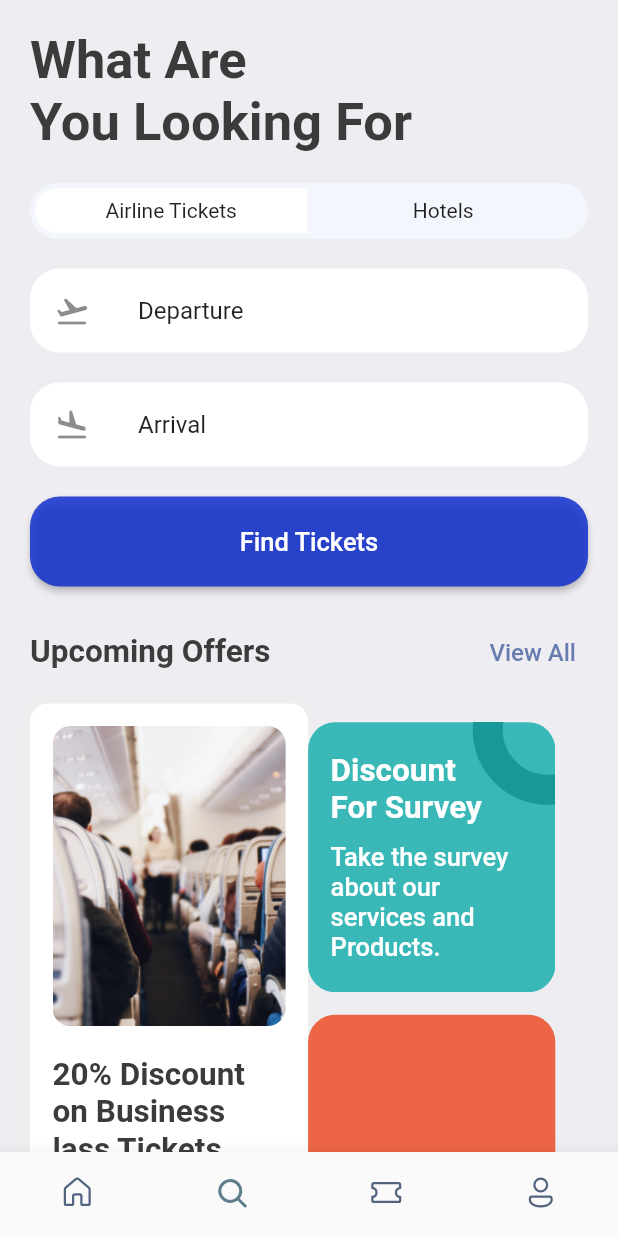
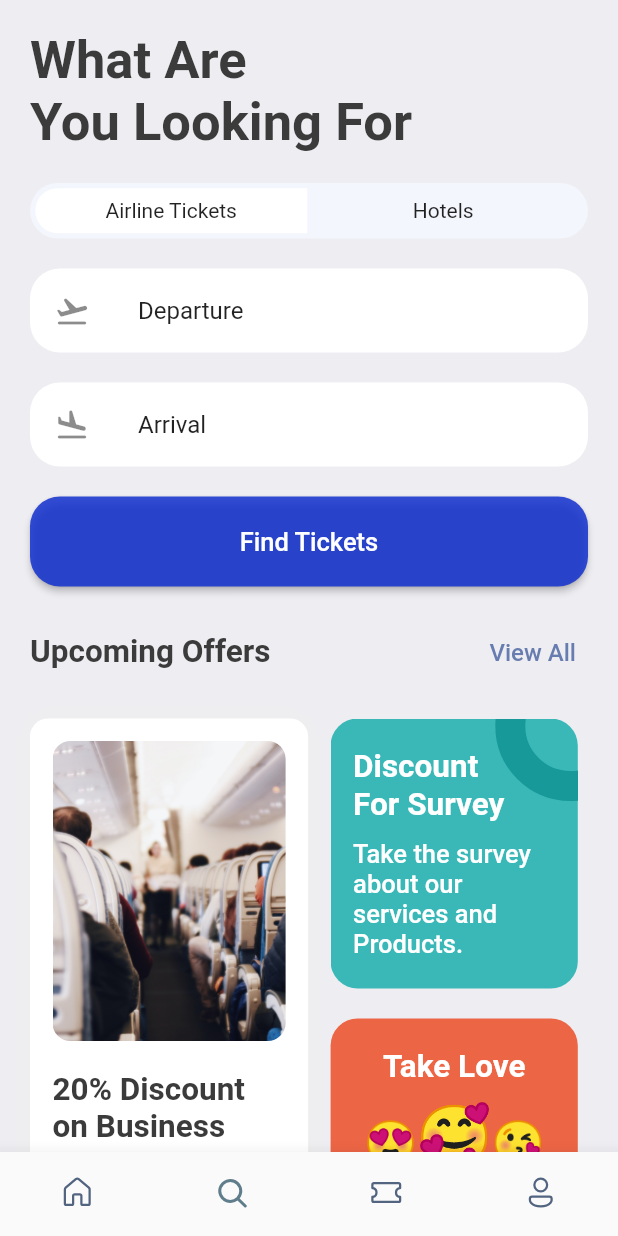
Before and after one commit to Fluttery-Dev/Ticket_App, a Flutter app: the screen it shows after launch, item 2 of the bottom bar chosen, on a phone screen of 412 x 824 dp. Run offline on Flutter 3.47's test engine with Material 2 defaults, Android fonts, the phone set to English and light mode, and no system bars; our stand-ins replace fluentui_icons, gap, get.

Commit message:
Airplane widget dynamicall done

```diff
--- a/lib/Screens/bottom_bar.dart
+++ b/lib/Screens/bottom_bar.dart
@@ -2,6 +2,7 @@ import 'package:fluentui_icons/fluentui_icons.dart';
 import 'package:flutter/material.dart';
 import 'package:ticket_booking/Screens/home_screen.dart';
 import 'package:ticket_booking/Screens/search_screen.dart';
+import 'package:ticket_booking/Screens/ticket_screen.dart';
 
 class BottomBar extends StatefulWidget {
   const BottomBar({super.key});
@@ -15,7 +16,7 @@ class _BottomBarState extends State<BottomBar> {
   final List<Widget> _widgetOptions = <Widget>[
     const HomeScreen(),
     const SearchScreen(),
-    const Text("Ticket"),
+    const TicketScreen(),
     const Text("Profile"),
   ];
 
--- a/lib/Screens/search_screen.dart
+++ b/lib/Screens/search_screen.dart
@@ -1,8 +1,8 @@
-import 'package:fluentui_icons/fluentui_icons.dart';
 import 'package:flutter/material.dart';
 import 'package:gap/gap.dart';
 import 'package:ticket_booking/util/app_layout.dart';
 import 'package:ticket_booking/util/app_styles.dart';
+import '../widgets/tab_button.dart';
 
 class SearchScreen extends StatelessWidget {
   const SearchScreen({super.key});
@@ -22,53 +22,7 @@ class SearchScreen extends StatelessWidget {
             style: Styles.headLineStyle1.copyWith(fontSize: 35),
           ),
           Gap(AppLayout.getHeight(20)),
-          Container(
-            padding: const EdgeInsets.all(3.5),
-            decoration: BoxDecoration(
-                borderRadius: BorderRadius.circular(
-                  AppLayout.getHeight(20),
-                ),
-                color: const Color(0xFFF4F6FD)),
-            child: Row(
-              children: [
-                /*
-                container for airline tickets
-                */
-                Container(
-                  padding:
-                      EdgeInsets.symmetric(vertical: AppLayout.getHeight(7)),
-                  width: size.width * 0.44,
-                  decoration: BoxDecoration(
-                    color: Colors.white,
-                    borderRadius: BorderRadius.horizontal(
-                      left: Radius.circular(
-                        AppLayout.getWidth(50),
-                      ),
-                    ),
-                  ),
-                  child: const Center(child: Text("Airline Tickets")),
-                ),
-
-                /*
-                container for HOTEL tickets
-                */
-                Container(
-                  padding:
-                      EdgeInsets.symmetric(vertical: AppLayout.getHeight(7)),
-                  width: size.width * 0.44,
-                  decoration: BoxDecoration(
-                    color: Colors.transparent,
-                    borderRadius: BorderRadius.horizontal(
-                      right: Radius.circular(
-                        AppLayout.getWidth(50),
-                      ),
-                    ),
-                  ),
-                  child: const Center(child: Text("Hotels")),
-                ),
-              ],
-            ),
-          ),
+          const TabButton(text1: 'Airline Tickets', text2: 'Hotels'),
           /*
           Departure and Arrival button
           */
@@ -139,10 +93,11 @@ class SearchScreen extends StatelessWidget {
             AppLayout.getHeight(10),
           ),
           Container(
+            height: AppLayout.getHeight(400),
             child: Row(
               children: [
                 Container(
-                  height: AppLayout.getHeight(400),
+                  height: AppLayout.getHeight(380),
                   width: AppLayout.getScreenWidth() * 0.45,
                   padding: const EdgeInsets.all(15),
                   decoration: BoxDecoration(
@@ -174,7 +129,9 @@ class SearchScreen extends StatelessWidget {
                     ],
                   ),
                 ),
+                Gap(AppLayout.getHeight(15)),
                 Column(
+                  mainAxisAlignment: MainAxisAlignment.spaceAround,
                   children: [
                     Stack(
                       children: [
@@ -227,7 +184,7 @@ class SearchScreen extends StatelessWidget {
                         ),
                       ],
                     ),
-                    Gap(AppLayout.getHeight(15)),
+                    //Gap(AppLayout.getHeight(15)),
                     Container(
                       width: AppLayout.getScreenWidth() * 0.4,
                       height: AppLayout.getHeight(180),
@@ -242,8 +199,38 @@ class SearchScreen extends StatelessWidget {
                         ),
                       ),
                       child: Column(
-                        crossAxisAlignment: CrossAxisAlignment.start,
-                        children: [],
+                        //crossAxisAlignment: CrossAxisAlignment.start,
+                        children: [
+                          Text(
+                            "Take Love",
+                            style: Styles.headLineStyle2.copyWith(
+                              color: Colors.white,
+                              fontWeight: FontWeight.bold,
+                            ),
+                            textAlign: TextAlign.center,
+                          ),
+                          Gap(
+                            AppLayout.getHeight(10),
+                          ),
+                          RichText(
+                            text: const TextSpan(
+                              children: [
+                                TextSpan(
+                                  text: '😍',
+                                  style: TextStyle(fontSize: 28),
+                                ),
+                                TextSpan(
+                                  text: '🥰',
+                                  style: TextStyle(fontSize: 40),
+                                ),
+                                TextSpan(
+                                  text: '😘',
+                                  style: TextStyle(fontSize: 28),
+                                ),
+                              ],
+                            ),
+                          ),
+                        ],
                       ),
                     ),
                   ],
--- /dev/null
+++ b/lib/widgets/tab_button.dart
@@ -0,0 +1,63 @@
+import 'package:flutter/material.dart';
+import '../util/app_layout.dart';
+
+class TabButton extends StatelessWidget {
+  const TabButton({
+    super.key,
+    required this.text1,
+    required this.text2,
+  });
+
+  final String text1;
+  final String text2;
+
+  @override
+  Widget build(BuildContext context) {
+    final size = AppLayout.getSize(context);
+    return Container(
+      padding: const EdgeInsets.all(3.5),
+      decoration: BoxDecoration(
+          borderRadius: BorderRadius.circular(
+            AppLayout.getHeight(20),
+          ),
+          color: const Color(0xFFF4F6FD)),
+      child: Row(
+        children: [
+          /*
+          container for airline tickets
+          */
+          Container(
+            padding: EdgeInsets.symmetric(vertical: AppLayout.getHeight(7)),
+            width: size.width * 0.44,
+            decoration: BoxDecoration(
+              color: Colors.white,
+              borderRadius: BorderRadius.horizontal(
+                left: Radius.circular(
+                  AppLayout.getWidth(50),
+                ),
+              ),
+            ),
+            child: const Center(child: Text("Airline Tickets")),
+          ),
+
+          /*
+          container for HOTEL tickets
+          */
+          Container(
+            padding: EdgeInsets.symmetric(vertical: AppLayout.getHeight(7)),
+            width: size.width * 0.44,
+            decoration: BoxDecoration(
+              color: Colors.transparent,
+              borderRadius: BorderRadius.horizontal(
+                right: Radius.circular(
+                  AppLayout.getWidth(50),
+                ),
+              ),
+            ),
+            child: const Center(child: Text("Hotels")),
+          ),
+        ],
+      ),
+    );
+  }
+}
```
Also changed, not shown: lib/Screens/ticket_screen.dart (added, +31 -0 lines), lib/widgets/plane_widget.dart (+7 -8 lines), lib/widgets/ticket_view.dart (+11 -5 lines).
